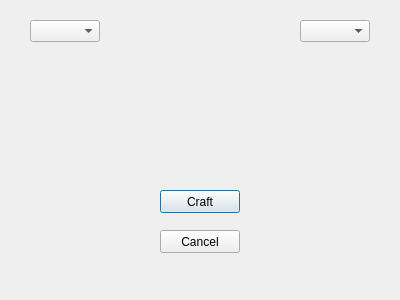
Above: craftdialog.ui from Colum-Mullally/Zork before the change. Below: the same form after it.
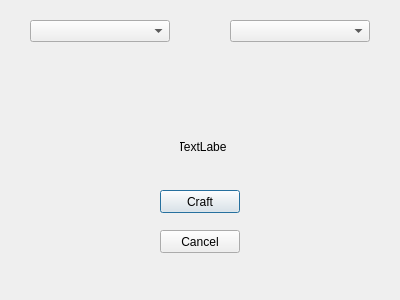
That is the form after the change.

What changed in the file:
```diff
--- a/craftdialog.ui
+++ b/craftdialog.ui
@@ -30,20 +30,26 @@
     <rect>
      <x>30</x>
      <y>20</y>
-     <width>70</width>
+     <width>140</width>
      <height>22</height>
     </rect>
    </property>
+   <property name="editable">
+    <bool>false</bool>
+   </property>
   </widget>
   <widget class="QComboBox" name="dropMenu2">
    <property name="geometry">
     <rect>
-     <x>300</x>
+     <x>230</x>
      <y>20</y>
-     <width>70</width>
+     <width>140</width>
      <height>22</height>
     </rect>
    </property>
+   <property name="editable">
+    <bool>false</bool>
+   </property>
   </widget>
   <widget class="QPushButton" name="craftButton">
    <property name="geometry">
@@ -71,6 +77,25 @@
     <string>Cancel</string>
    </property>
   </widget>
+  <widget class="QLabel" name="craftedItem">
+   <property name="geometry">
+    <rect>
+     <x>180</x>
+     <y>140</y>
+     <width>47</width>
+     <height>13</height>
+    </rect>
+   </property>
+   <property name="text">
+    <string>TextLabel</string>
+   </property>
+   <property name="scaledContents">
+    <bool>true</bool>
+   </property>
+   <property name="alignment">
+    <set>Qt::AlignCenter</set>
+   </property>
+  </widget>
   <zorder>dropMenu2</zorder>
   <zorder>craftButton</zorder>
   <zorder>cancelButton</zorder>
```
Left out of the diff: 1 changed line with no effect on the pictures.
